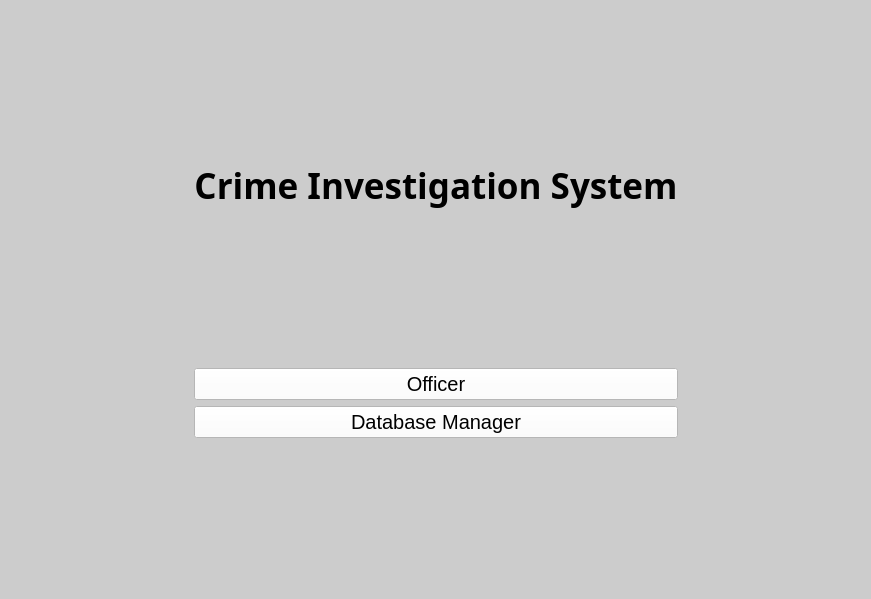
The window that PYQT-Design/UI/StartMenu.ui (Ahmed-Nezar/Criminal-Investigation-Database-Project) describes before a commit, drawn with Qt 5.
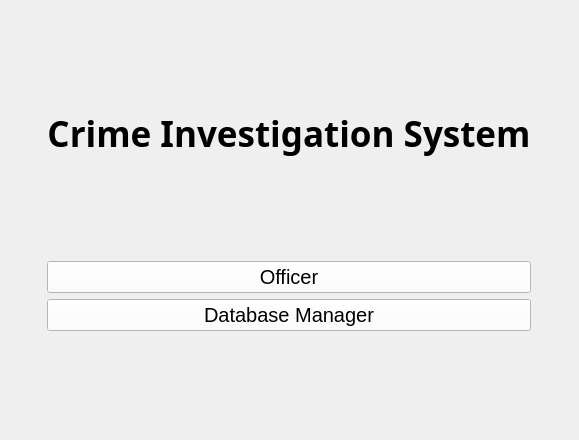
The same window after the commit.

Commit message: Main GUI window

The edit to the form file:
```diff
--- a/PYQT-Design/UI/StartMenu.ui
+++ b/PYQT-Design/UI/StartMenu.ui
@@ -1,22 +1,18 @@
 <?xml version="1.0" encoding="UTF-8"?>
 <ui version="4.0">
- <class>MainWindow</class>
- <widget class="QMainWindow" name="MainWindow">
+ <class>Form</class>
+ <widget class="QWidget" name="Form">
   <property name="geometry">
    <rect>
     <x>0</x>
     <y>0</y>
-    <width>871</width>
-    <height>599</height>
+    <width>579</width>
+    <height>440</height>
    </rect>
   </property>
   <property name="windowTitle">
    <string>MainWindow</string>
   </property>
-  <property name="styleSheet">
-   <string notr="true">background-color: rgb(204, 204, 204);</string>
-  </property>
-  <widget class="QWidget" name="centralwidget">
    <layout class="QGridLayout" name="gridLayout_2">
     <item row="0" column="0">
      <layout class="QGridLayout" name="gridLayout">
@@ -140,9 +136,6 @@
     </item>
    </layout>
   </widget>
- </widget>
- <resources>
-  <include location="MainMenu.qrc"/>
- </resources>
+ <resources/>
  <connections/>
 </ui>
```
Left out of the diff: 6 changed lines with no effect on the pictures. Lines whose indentation alone changed are shown as unchanged. The commit also changes 61 other files.
